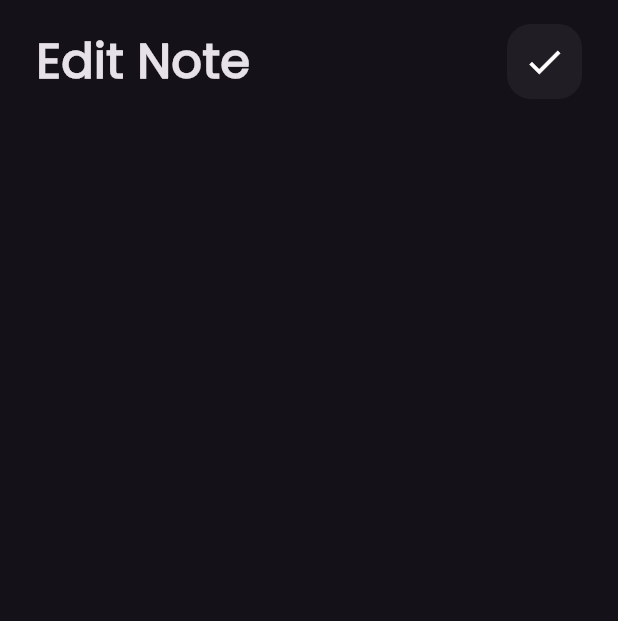
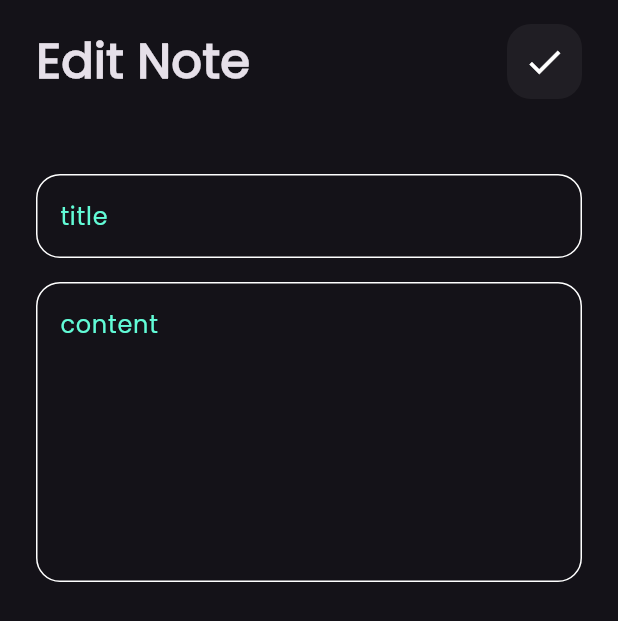
Before and after one commit to yousefmohamed35/notes_app, a Flutter app: the EditNoteView screen opened directly, on a phone screen of 412 x 824 dp. Shown: the top 621 px of the screen. Run offline on Flutter 3.47's test engine with Material 3 defaults, Android fonts, the phone set to English and light mode, and no system bars; our stand-ins replace font_awesome_flutter.

Commit message:
edit note view ui done

```diff
--- a/lib/widget/edit_view_body.dart
+++ b/lib/widget/edit_view_body.dart
@@ -1,5 +1,6 @@
 import 'package:flutter/material.dart';
 import 'package:todoapp/widget/custom_appbar.dart';
+import 'package:todoapp/widget/custom_text_field.dart';
 
 class EditNoteViewBody extends StatelessWidget {
   const EditNoteViewBody({super.key});
@@ -12,6 +13,10 @@ class EditNoteViewBody extends StatelessWidget {
         child: Column(
           children: [
             CustomAppBar(title: 'Edit Note', icon:Icons.check,),
+            SizedBox(height: 50,),
+            CustomTextField(hintText: 'title'),
+             SizedBox(height: 16,),
+            CustomTextField(hintText: 'content',maxLines: 7,)
           ],
         ),
       ),
```
